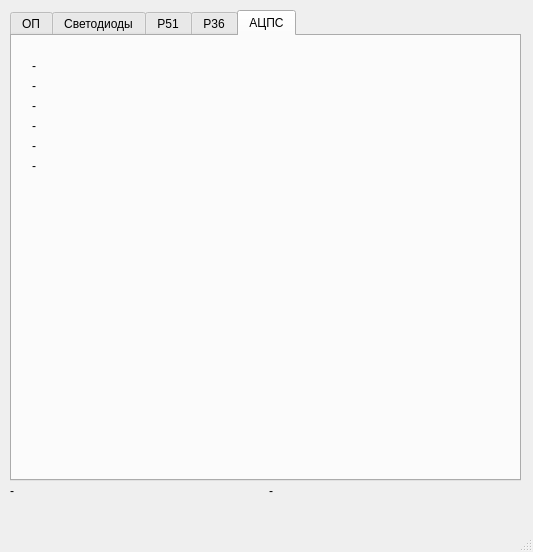
Before: the Qt Designer form cosd.ui in AEpolyakov/op_ui, drawn with Qt 5.
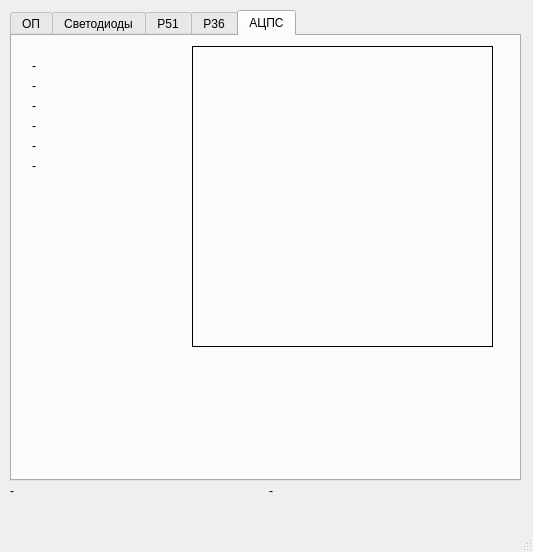
After: the same form once the commit is applied. The open tabs and pages were chosen to show the change.

The edit to the form file:
```diff
--- a/cosd.ui
+++ b/cosd.ui
@@ -1732,6 +1732,25 @@
        <string>-</string>
       </property>
      </widget>
+     <widget class="QLabel" name="tov_image">
+      <property name="geometry">
+       <rect>
+        <x>180</x>
+        <y>10</y>
+        <width>301</width>
+        <height>301</height>
+       </rect>
+      </property>
+      <property name="frameShape">
+       <enum>QFrame::Box</enum>
+      </property>
+      <property name="text">
+       <string/>
+      </property>
+      <property name="scaledContents">
+       <bool>true</bool>
+      </property>
+     </widget>
     </widget>
    </widget>
    <widget class="QWidget" name="horizontalLayoutWidget_3">
```
Left out of the diff: 2 changed lines with no effect on the pictures.
